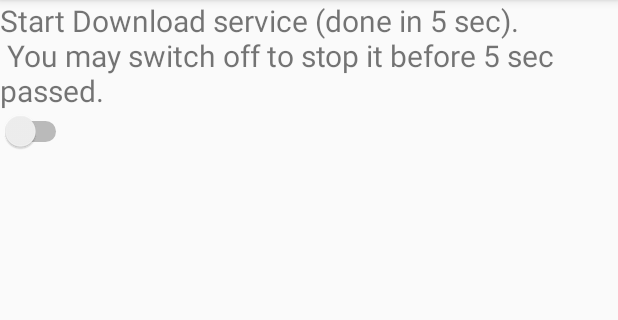
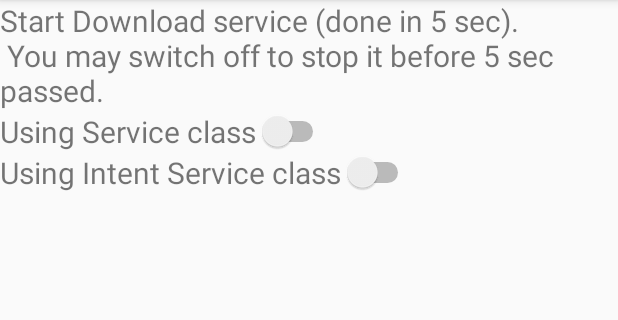
Before and after one commit to dr-sung/M08_StartedService, an Android app: the screen it shows after launch (MainActivity), on a phone screen of 412 x 824 dp, the part 84-404 px from its top. Run offline under Robolectric (Android 15) with nearby library versions, the phone set to English and light mode, and no system bars.

Commit message:
IntentService implementation added

```diff
--- a/app/src/main/AndroidManifest.xml
+++ b/app/src/main/AndroidManifest.xml
@@ -18,6 +18,7 @@
         </activity>
 
         <service android:name=".DownloadService" />
+        <service android:name=".DownloadIntentService" />
 
     </application>
 
--- a/app/src/main/java/edu/uco/hsung/m08_startedservice/MainActivity.java
+++ b/app/src/main/java/edu/uco/hsung/m08_startedservice/MainActivity.java
@@ -8,23 +8,37 @@ import android.widget.Switch;
 
 public class MainActivity extends Activity {
 
-    Intent serviceIntent;
+    Intent service;
+    Intent intentService;
 
     @Override
     protected void onCreate(Bundle savedInstanceState) {
         super.onCreate(savedInstanceState);
         setContentView(R.layout.activity_main);
 
-        serviceIntent = new Intent(this, DownloadService.class);
+        service = new Intent(this, DownloadService.class);
+        intentService = new Intent(this, DownloadIntentService.class);
 
-        Switch s = (Switch) findViewById(R.id.service_switch);
-        s.setOnCheckedChangeListener(new CompoundButton.OnCheckedChangeListener() {
+        Switch s1 = (Switch) findViewById(R.id.service_switch);
+        s1.setOnCheckedChangeListener(new CompoundButton.OnCheckedChangeListener() {
             @Override
             public void onCheckedChanged(CompoundButton buttonView, boolean isChecked) {
                 if (isChecked) {
-                    startService(serviceIntent);
+                    startService(service);
                 } else {
-                    stopService(serviceIntent);
+                    stopService(service);
+                }
+            }
+        });
+
+        Switch s2 = (Switch) findViewById(R.id.intentservice_switch);
+        s2.setOnCheckedChangeListener(new CompoundButton.OnCheckedChangeListener() {
+            @Override
+            public void onCheckedChanged(CompoundButton buttonView, boolean isChecked) {
+                if (isChecked) {
+                    startService(intentService);
+                } else {
+                    stopService(intentService);
                 }
             }
         });
--- a/app/src/main/res/layout/activity_main.xml
+++ b/app/src/main/res/layout/activity_main.xml
@@ -10,13 +10,39 @@
         android:layout_width="match_parent"
         android:layout_height="wrap_content" />
 
+    <TextView
+        android:id="@+id/label1"
+        android:text="Using Service class"
+        android:textSize="20sp"
+        android:layout_below="@id/tv"
+        android:layout_width="wrap_content"
+        android:layout_height="wrap_content" />
+
     <Switch
         android:id="@+id/service_switch"
         android:layout_below="@id/tv"
+        android:layout_toEndOf="@id/label1"
         android:textSize="20sp"
         android:textOff="@string/switch_off"
         android:textOn="@string/switch_on"
         android:layout_width="wrap_content"
         android:layout_height="wrap_content" />
 
+    <TextView
+        android:id="@+id/label2"
+        android:text="Using Intent Service class"
+        android:textSize="20sp"
+        android:layout_below="@id/label1"
+        android:layout_width="wrap_content"
+        android:layout_height="wrap_content" />
+
+    <Switch
+        android:id="@+id/intentservice_switch"
+        android:layout_below="@id/label1"
+        android:layout_toEndOf="@id/label2"
+        android:textSize="20sp"
+        android:textOff="@string/switch_off"
+        android:textOn="@string/switch_on"
+        android:layout_width="wrap_content"
+        android:layout_height="wrap_content" />
 </RelativeLayout>
```
Also changed, not shown: app/src/main/java/edu/uco/hsung/m08_startedservice/DownloadIntentService.java (added, +49 -0 lines).
